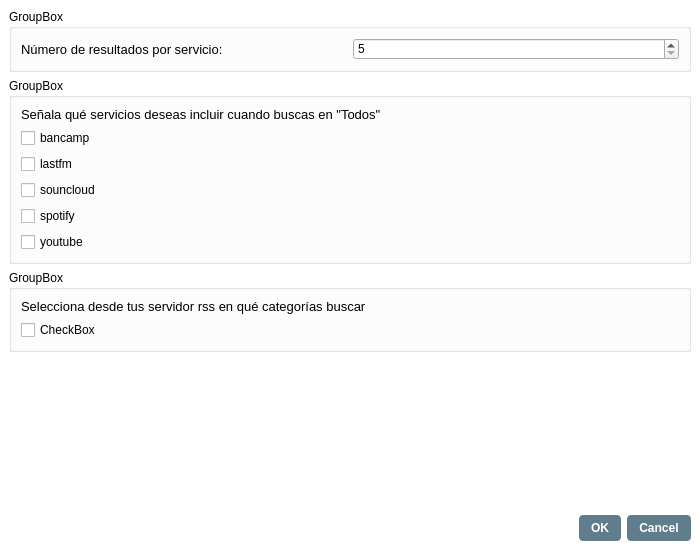
This is ui/url_playlist_advanced_settings_dialog.ui in volteret4/mfuz as Qt 5 draws it before an edit. The edited form follows.
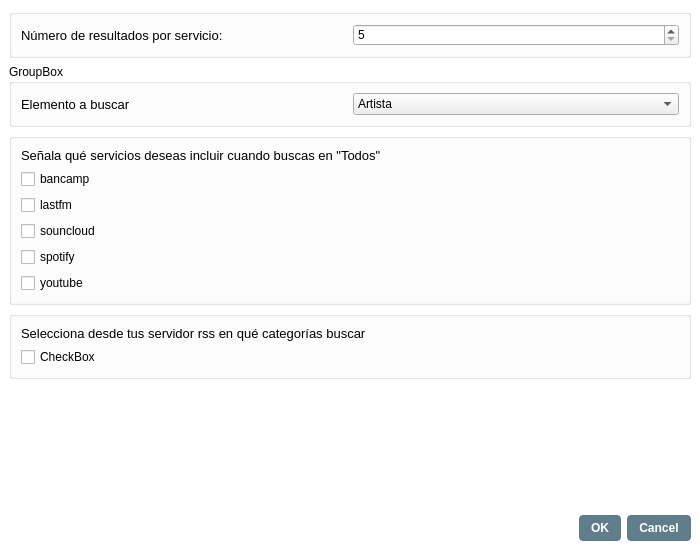
This is the edited form. Icons and pictures are not drawn.

Commit message: url_playlist config yaml

```diff
--- a/ui/url_playlist_advanced_settings_dialog.ui
+++ b/ui/url_playlist_advanced_settings_dialog.ui
@@ -111,7 +111,7 @@
       <item>
        <widget class="QGroupBox" name="num_servicios">
         <property name="title">
-         <string>GroupBox</string>
+         <string/>
         </property>
         <layout class="QHBoxLayout" name="horizontalLayout">
          <item>
@@ -134,10 +134,50 @@
         </layout>
        </widget>
       </item>
+      <item>
+       <widget class="QGroupBox" name="groupBox">
+        <property name="title">
+         <string>GroupBox</string>
+        </property>
+        <layout class="QHBoxLayout" name="horizontalLayout_2">
+         <item>
+          <widget class="QLabel" name="label">
+           <property name="text">
+            <string>Elemento a buscar</string>
+           </property>
+          </widget>
+         </item>
+         <item>
+          <widget class="QComboBox" name="comboBox">
+           <item>
+            <property name="text">
+             <string>Artista</string>
+            </property>
+           </item>
+           <item>
+            <property name="text">
+             <string>Álbum</string>
+            </property>
+           </item>
+           <item>
+            <property name="text">
+             <string>Canciones</string>
+            </property>
+           </item>
+           <item>
+            <property name="text">
+             <string>Todo</string>
+            </property>
+           </item>
+          </widget>
+         </item>
+        </layout>
+       </widget>
+      </item>
       <item>
        <widget class="QGroupBox" name="servicios_en_todos">
         <property name="title">
-         <string>GroupBox</string>
+         <string/>
         </property>
         <layout class="QVBoxLayout" name="verticalLayout_3">
          <item>
@@ -208,7 +248,7 @@
       <item>
        <widget class="QGroupBox" name="rss">
         <property name="title">
-         <string>GroupBox</string>
+         <string/>
         </property>
         <layout class="QVBoxLayout" name="verticalLayout_4">
          <item>
```
The commit also changes 2 other files.
